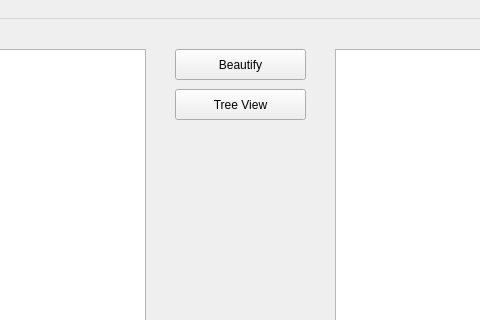
This is json-editor.ui in Allyson-Robert/Json_Formatter as Qt 5 draws it before an edit; both pictures show x 275 to 755 and y 0 to 320 of the 1023 by 821 pixel window. The edited form follows.
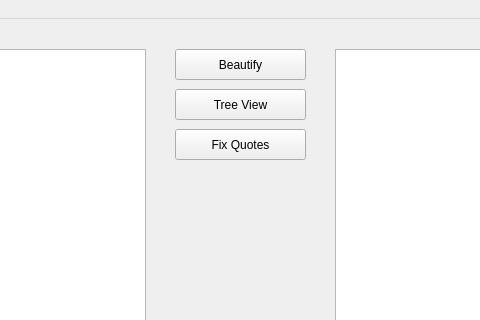
This is the edited form.

Commit message: progress made on tree view, tree visible

Patch:
```diff
--- a/json-editor.ui
+++ b/json-editor.ui
@@ -83,6 +83,19 @@
      <string>Tree View</string>
     </property>
    </widget>
+   <widget class="QPushButton" name="quotes_button">
+    <property name="geometry">
+     <rect>
+      <x>450</x>
+      <y>110</y>
+      <width>131</width>
+      <height>31</height>
+     </rect>
+    </property>
+    <property name="text">
+     <string>Fix Quotes</string>
+    </property>
+   </widget>
   </widget>
   <widget class="QMenuBar" name="menubar">
    <property name="geometry">
```
The commit also changes 2 other files.
